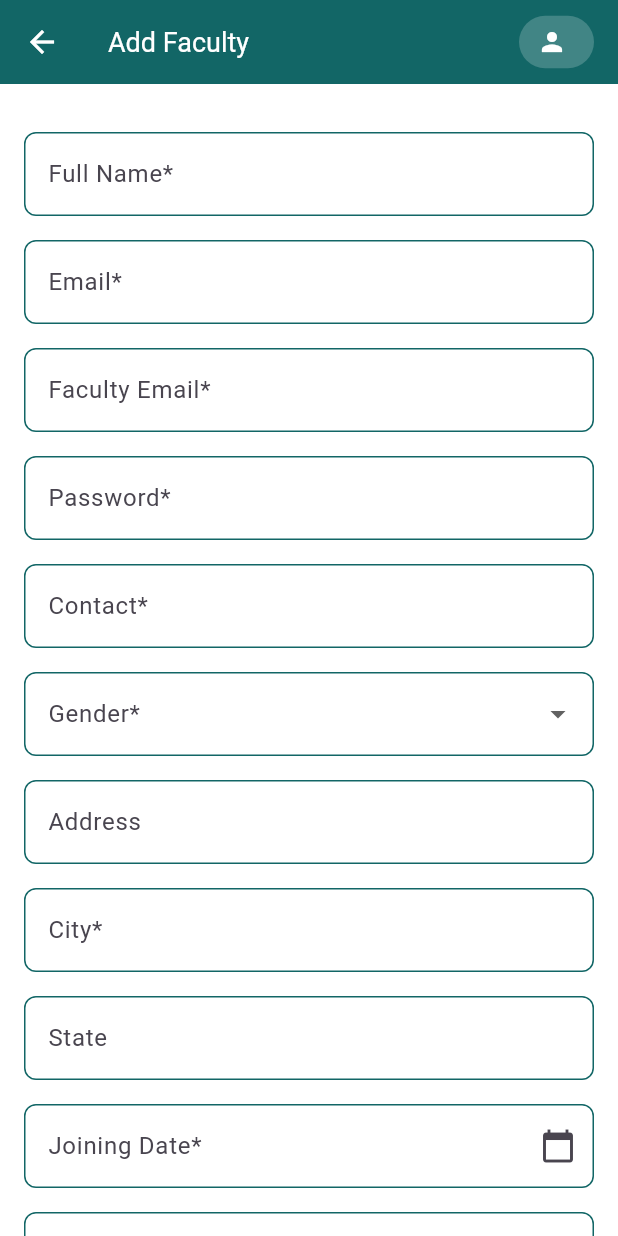
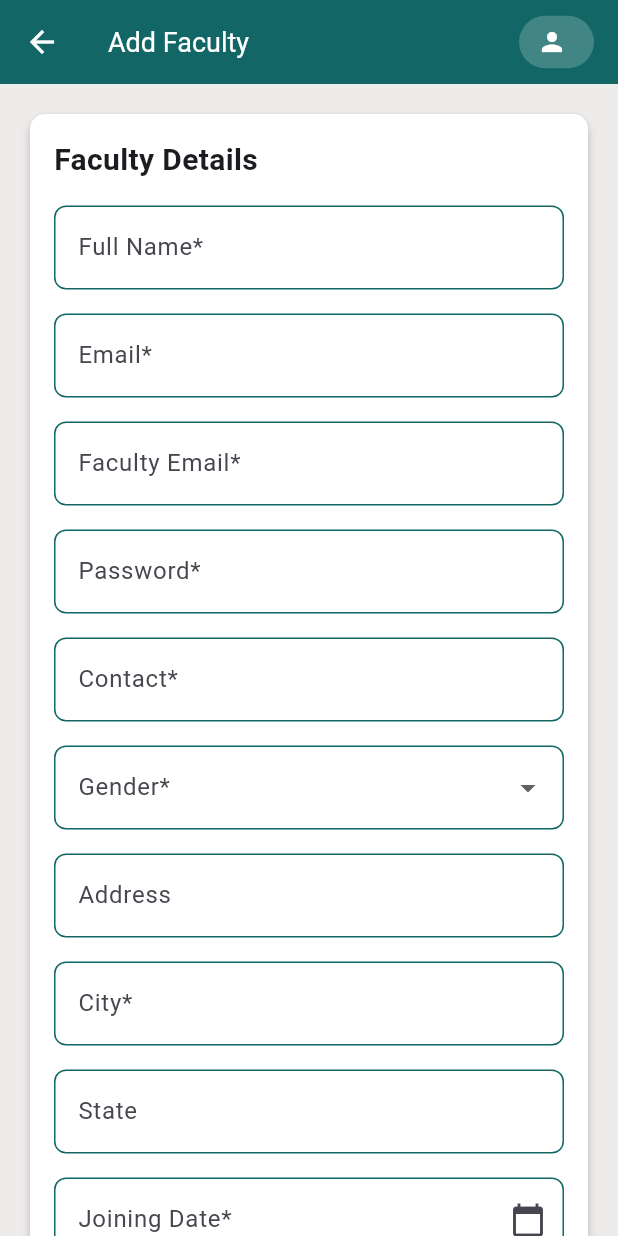
Before and after one commit to Ashishgithubnew/apk-sms, a Flutter app: the FacultyDetailsForm screen opened directly, on a phone screen of 412 x 824 dp. Run offline on Flutter 3.47's test engine with Material 3 defaults, Android fonts, the phone set to English and light mode, and no system bars; our stand-ins replace animate_do, shared_preferences; accounts and stored records are empty; network calls fail.

Commit message:
Chnage Layout

```diff
--- a/sms_apk/lib/Screens/Faculty/add_faculty.dart
+++ b/sms_apk/lib/Screens/Faculty/add_faculty.dart
@@ -175,15 +175,31 @@ class _FacultyDetailsFormState extends State<FacultyDetailsForm> {
   @override
   Widget build(BuildContext context) {
   return Scaffold(
-      backgroundColor: Colors.white,
+    backgroundColor: Color.fromARGB(255, 238, 235, 235),
     appBar: Header(text: "Add Faculty"),
     body: SingleChildScrollView(
       padding: const EdgeInsets.all(16.0),
-        child: Form(
+      child: Column(
+        children: [
+          Form(
             key: _formKey,
+            child: Card(
+              color: Colors.white,
+              elevation: 3,
+              shape: RoundedRectangleBorder(
+                  borderRadius: BorderRadius.circular(10)),
+              child: Padding(
+                padding: const EdgeInsets.all(16.0),
                 child: Column(
                   crossAxisAlignment: CrossAxisAlignment.start,
                   children: [
+                    Text(
+                      "Faculty Details",
+                      style: TextStyle(
+                        fontSize: 20,
+                        fontWeight: FontWeight.bold,
+                      ),
+                    ),
                     const SizedBox(height: 16),
                     _buildTextField("Full Name*", "fullName"),
                     _buildTextField("Email*", "email", isEmail: false),
@@ -208,32 +224,44 @@ class _FacultyDetailsFormState extends State<FacultyDetailsForm> {
                         padding: const EdgeInsets.symmetric(
                             vertical: 12, horizontal: 20), // Button padding
                         shape: RoundedRectangleBorder(
-                    borderRadius: BorderRadius.circular(8), // Rounded corners
+                          borderRadius:
+                              BorderRadius.circular(8), // Rounded corners
                         ),
                       ),
                       child: const Text("+ Add Qualification"),
                     ),
-              const SizedBox(height: 32),
-              Center(
+                  ],
+                ),
+              ),
+            ),
+          ),
+          const SizedBox(height: 24),
+          // Submit Button (Outside Card, Full Width)
+          SizedBox(
+            width: double.infinity, // Full width button
             child: ElevatedButton(
               onPressed: _submitForm,
               style: ElevatedButton.styleFrom(
-                    backgroundColor: AppColors.primary,
-                    padding: const EdgeInsets.symmetric(
-                        horizontal: 32, vertical: 16),
+                backgroundColor: AppColors.primary, // Primary color
+                foregroundColor: Colors.white, // White text color
+                padding: const EdgeInsets.symmetric(vertical: 16), // More padding
+                shape: RoundedRectangleBorder(
+                  borderRadius: BorderRadius.circular(12), // Smooth rounded corners
+                ),
+                elevation: 4, // Shadow for better visibility
               ),
               child: const Text(
                 "Submit",
-                    style: TextStyle(color: Colors.white),
+                style: TextStyle(fontSize: 16, fontWeight: FontWeight.bold),
               ),
             ),
           ),
         ],
       ),
     ),
-      ),
   );
 }
+
 
   Widget _buildTextField(String label, String key,
       {bool isEmail = false, bool isPassword = false}) {
--- a/sms_apk/lib/Screens/Student/add_student.dart
+++ b/sms_apk/lib/Screens/Student/add_student.dart
@@ -8,7 +8,7 @@ class AddStudentScreen extends StatelessWidget {
   @override
   Widget build(BuildContext context) {
     return Scaffold(
-      backgroundColor: Colors.white,
+      backgroundColor: Color.fromARGB(255, 238, 235, 235),
       appBar: Header(text: "Add Student"),
       body: const StudentForm(),
     );
--- a/sms_apk/lib/Screens/Student/viewAttendance.dart
+++ b/sms_apk/lib/Screens/Student/viewAttendance.dart
@@ -441,7 +441,7 @@ class _ViewAttendanceScreenState extends State<ViewAttendanceScreen> {
                                     subtitle: Text(
                                         "Attendance: ${student['attendance']}, \nRemark: ${student['remark'] ?? 'N/A'}"),
                                   );
-                                }).toList(),
+                                }),
                               ],
                             ),
                           ),
--- a/sms_apk/lib/widgets/student_form.dart
+++ b/sms_apk/lib/widgets/student_form.dart
@@ -274,6 +274,7 @@ class _StudentFormState extends State<StudentForm> {
 
   Widget buildCard(String title, List<Widget> children) {
     return Card(
+      color: Colors.white,
       elevation: 3,
       shape: RoundedRectangleBorder(borderRadius: BorderRadius.circular(10)),
       child: Padding(
```
Also changed, not shown: sms_apk/lib/Screens/Student/markAttendance.dart (+89 -31 lines). Lines whose indentation alone changed are shown as unchanged.
